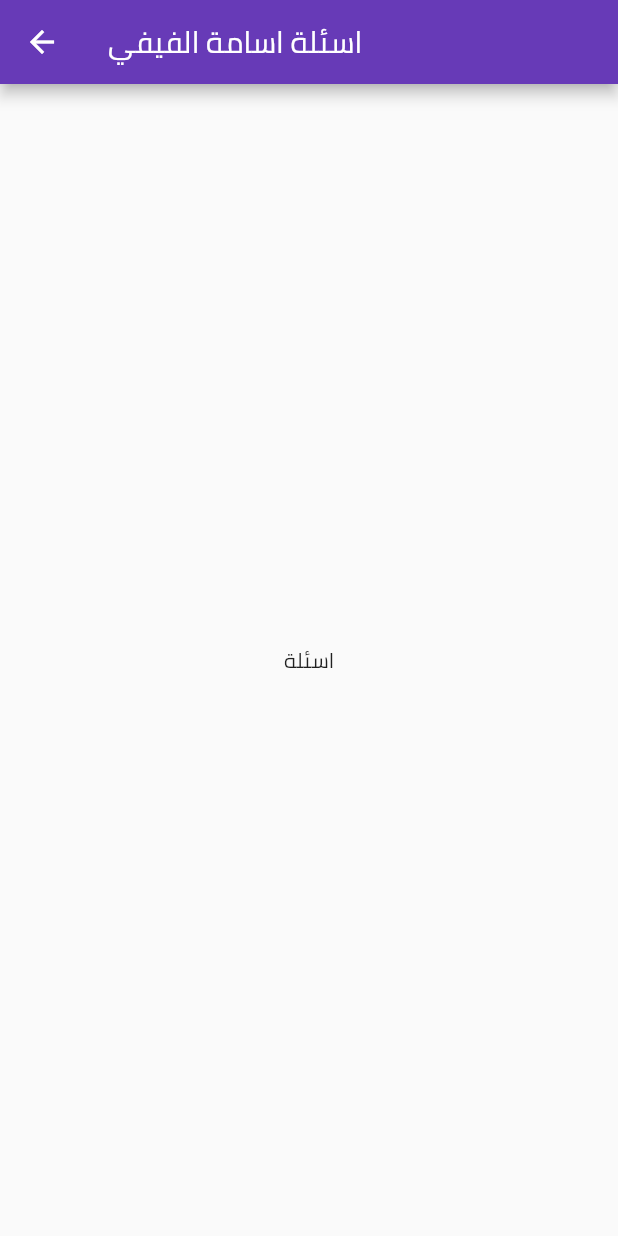
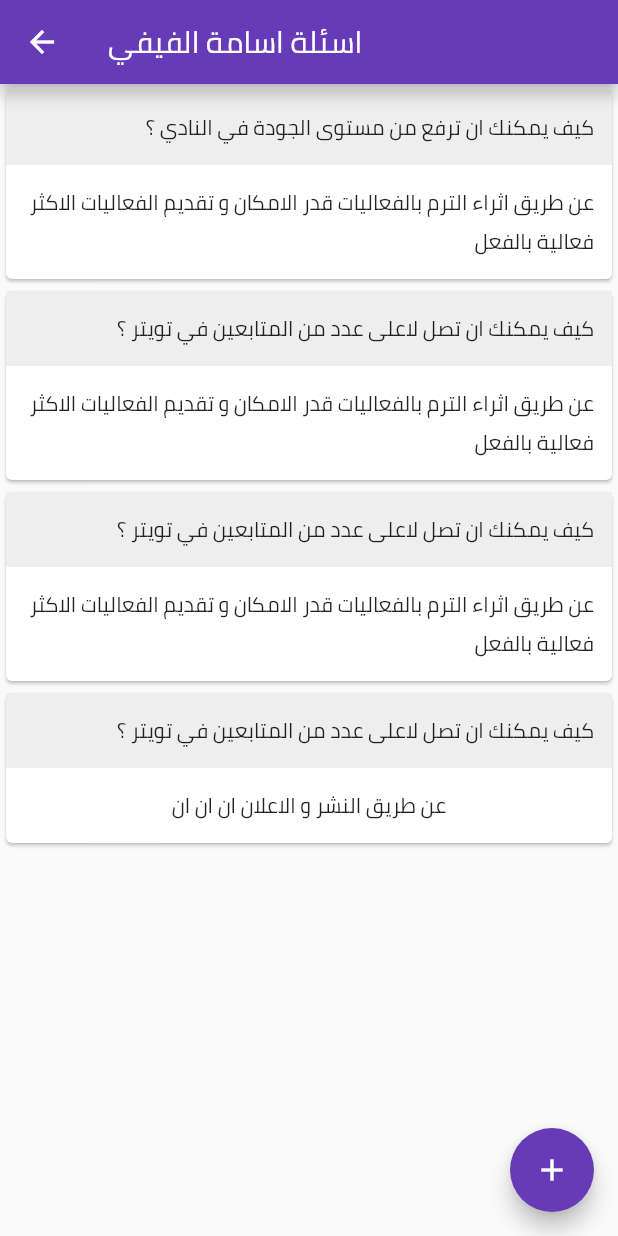
Before and after one commit to WadhahEssam/ftc_flutter_hackathon, a Flutter app: the ElectionPage screen opened directly, after a tap on "اسئلة الاعضاء", on a phone screen of 412 x 824 dp. Run offline on Flutter 3.47's test engine with Material 2 defaults, Android fonts, the phone set to English and light mode, and no system bars.

Commit message:
completing  the questions page

```diff
--- a/lib/election.dart
+++ b/lib/election.dart
@@ -53,7 +53,6 @@ class ElectionPageState extends State<ElectionPage> with WidgetsBindingObserver{
               children: [
                 Container(child: Text(name), padding: EdgeInsets.only(right: 20),),
                 CircleAvatar(child: Image.asset('assets/images/profile_image.jpg'), backgroundColor: Colors.brown.shade800,),
-                // RaisedButton(child: Text('اسئلة المرشح'), onPressed: _seeCandidatePage)
               ],
               mainAxisAlignment: MainAxisAlignment.end),
             padding: EdgeInsets.all(15),
@@ -101,10 +100,28 @@ class ElectionPageState extends State<ElectionPage> with WidgetsBindingObserver{
       );
   }
 
+  Widget _questionsView() {
+    return ListView.builder(
+      itemBuilder: (context, i) {
+        return _questionCard(candidateQuestions[i], candidateAnswers[i]);
+      },
+      itemCount: candidateQuestions.length,
+    );
+  }
+
+  Widget _questionCard(question, answer) {
+    return Card(child:
+        Column(children: [
+          Container(child: Row(textDirection: TextDirection.rtl ,children: [Text(question)], mainAxisSize: MainAxisSize.max,), padding: EdgeInsets.all(12), decoration: new BoxDecoration(color: Colors.grey.shade200),),
+          Container(child: Text(answer, textDirection: TextDirection.rtl ), padding: EdgeInsets.all(12)),
+        ])
+    );
+  }
+
   Widget _resultsView() {
     return Center(child:
         Column(children: [
-          Container(child: Text('لم يحن موعد اعلان النتائج', style: TextStyle(fontSize: 20),), padding: EdgeInsets.all(13),),
+          Container(child: Text('لم يحن موعد اعلان النتائج', style: TextStyle(fontSize: 20)), padding: EdgeInsets.all(13),),
           Icon(Icons.error_outline, size: 30,)
         ], mainAxisAlignment: MainAxisAlignment.center,)
     );
@@ -116,7 +133,8 @@ class ElectionPageState extends State<ElectionPage> with WidgetsBindingObserver{
         builder: (BuildContext context) {
           return new Scaffold(
             appBar: AppBar(title: Text('اسئلة ${name}')),
-            body: Center(child: Text('اسئلة')),
+            body: _questionsView(),
+            floatingActionButton: FloatingActionButton(child: Icon(Icons.add), onPressed: _seeCandidatePage,),
           );
         },
       )
@@ -146,6 +164,20 @@ class ElectionPageState extends State<ElectionPage> with WidgetsBindingObserver{
     return text;
   }
 
+  final candidateQuestions = [
+    'كيف يمكنك ان ترفع من مستوى الجودة في النادي ؟',
+    'كيف يمكنك ان تصل لاعلى عدد من المتابعين في تويتر ؟',
+    'كيف يمكنك ان تصل لاعلى عدد من المتابعين في تويتر ؟',
+    'كيف يمكنك ان تصل لاعلى عدد من المتابعين في تويتر ؟',
+  ];
+
+  final candidateAnswers = [
+    'عن طريق اثراء الترم بالفعاليات قدر الامكان و تقديم الفعاليات الاكثر فعالية بالفعل',
+    'عن طريق اثراء الترم بالفعاليات قدر الامكان و تقديم الفعاليات الاكثر فعالية بالفعل',
+    'عن طريق اثراء الترم بالفعاليات قدر الامكان و تقديم الفعاليات الاكثر فعالية بالفعل',
+    'عن طريق النشر و الاعلان ان ان ان',
+  ];
+
   final candidateNames = ['اسامة الفيفي', 'ابراهيم الفرحان', 'عبدالرحمن السنيدي'];
   final candidatePlans = [
     'يعود بالضرر على الشركة والنادي يكون فيه متابعة مع تطورات النادي من ضيوف ومن مشاركات بحيث انه يتم التأكد من عدم مساس سياسة الدولة او سياسة الجامعة بما اذا كان المقصود بالسلطة انه يتم التحكم بقرارت النادي وش نسوي وايش ما نسوي فأكيد ال وانا بكون ضد هذا الشيء، بس بالطبع يعود بالضرر على الشركة والنادي يكون فيه متابعة مع تطورات النادي من ضيوف ومن مشاركات بحيث انه يتم التأكد من عدم مساس سياسة الدولة او سياسة الجامعة بما اذا كان المقصود بالسلطة انه يتم التحكم بقرارت النادي وش نسوي وايش ما نسوي فأكيد ال وانا بكون ضد هذا الشيء، بس بالطبع يعود بالضرر على الشركة والنادي يكون فيه متابعة مع تطورات النادي من ضيوف ومن مشاركات بحيث انه يتم التأكد من عدم مساس سياسة الدولة او سياسة الجامعة بما اذا كان المقصود بالسلطة انه يتم التحكم بقرارت النادي وش نسوي وايش ما نسوي فأكيد ال وانا بكون ضد هذا الشيء، بس بالطبع',
```
